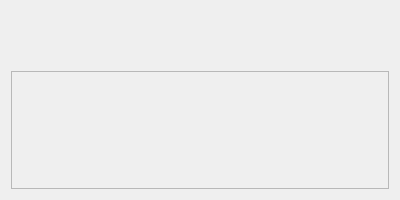
textbrowser/glitch, file UI/glitch-floating-context-menu.ui: the form before one commit.
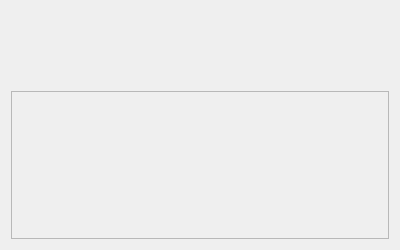
The form after the commit. Icons and pictures are not drawn.

Commit message: Minimum widget heights.

Diff of the .ui file:
```diff
--- a/UI/glitch-floating-context-menu.ui
+++ b/UI/glitch-floating-context-menu.ui
@@ -7,7 +7,7 @@
     <x>0</x>
     <y>0</y>
     <width>400</width>
-    <height>200</height>
+    <height>250</height>
    </rect>
   </property>
   <property name="windowTitle">
@@ -54,6 +54,13 @@
      </property>
     </widget>
    </item>
+   <item>
+    <widget class="QLabel" name="size">
+     <property name="alignment">
+      <set>Qt::AlignCenter</set>
+     </property>
+    </widget>
+   </item>
    <item>
     <widget class="QScrollArea" name="scrollArea">
      <property name="widgetResizable">
@@ -65,7 +72,7 @@
         <x>0</x>
         <y>0</y>
         <width>384</width>
-        <height>112</height>
+        <height>138</height>
        </rect>
       </property>
       <layout class="QVBoxLayout" name="verticalLayout_3">
```
The commit also changes 5 other files.
